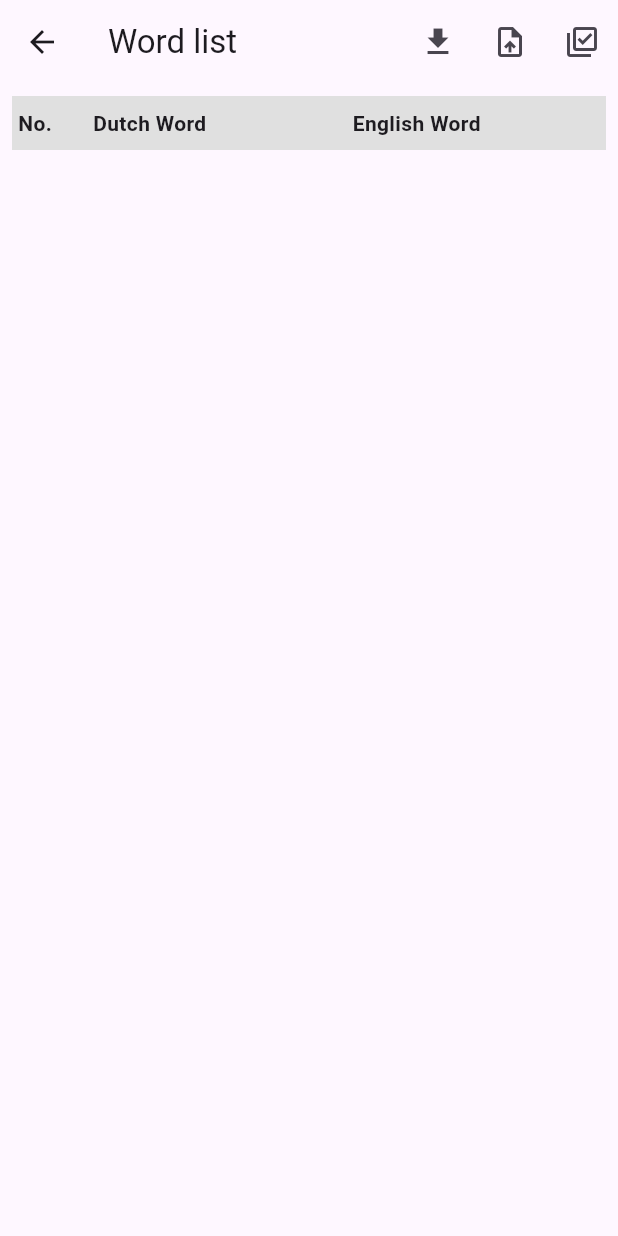
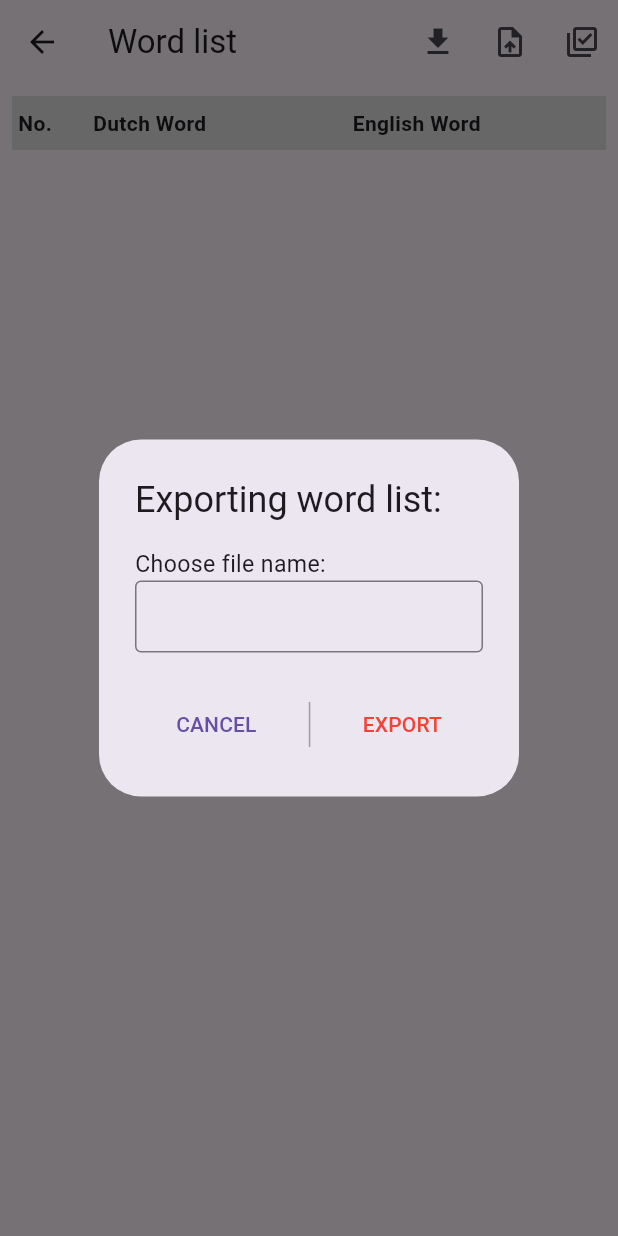
Before and after one commit to NataliVol4ipsa/DutchFlutterApp, a Flutter app: the WordListPage screen opened by its route, after a tap on the "file download" icon, on a phone screen of 412 x 824 dp. Run offline on Flutter 3.47's test engine with Material 3 defaults, Android fonts, the light colour scheme and no system bars; our stand-ins replace isar, permission_handler; accounts and stored records are empty; generated files the repository leaves out were written again.

Commit message:
user can input fileName on export

```diff
--- /dev/null
+++ b/lib/pages/word_list/dialogs/export_words_dialog.dart
@@ -0,0 +1,74 @@
+import 'package:first_project/reusable_widgets/input_label.dart';
+import 'package:flutter/material.dart';
+
+class ExportWordsDialog extends StatefulWidget {
+  final Function onExportPressed;
+
+  const ExportWordsDialog({
+    super.key,
+    required this.onExportPressed,
+  });
+
+  @override
+  State<ExportWordsDialog> createState() => _ExportWordsDialogState();
+}
+
+class _ExportWordsDialogState extends State<ExportWordsDialog> {
+  final GlobalKey<FormState> _formKey = GlobalKey<FormState>();
+  TextEditingController fileNameInputController = TextEditingController();
+
+  @override
+  Widget build(BuildContext context) {
+    return AlertDialog(
+      title: const Text('Exporting word list:'),
+      content: Form(
+        key: _formKey,
+        child: Column(
+          mainAxisSize: MainAxisSize.min,
+          children: [
+            Container(
+                alignment: Alignment.centerLeft,
+                child: const InputLabel(
+                  "Choose file name",
+                )),
+            TextFormField(
+              controller: fileNameInputController,
+              decoration: const InputDecoration(
+                border: OutlineInputBorder(),
+                contentPadding:
+                    EdgeInsets.symmetric(vertical: 8.0, horizontal: 12.0),
+              ),
+            )
+          ],
+        ),
+      ),
+      actions: <Widget>[
+        Row(
+          mainAxisAlignment: MainAxisAlignment.spaceEvenly,
+          children: [
+            TextButton(
+              onPressed: () {
+                Navigator.of(context).pop();
+              },
+              child: const Text('CANCEL'),
+            ),
+            const SizedBox(
+              height: 30,
+              child: VerticalDivider(thickness: 1, color: Colors.grey),
+            ),
+            TextButton(
+              onPressed: () {
+                widget.onExportPressed(context, fileNameInputController.text);
+                Navigator.of(context).pop();
+              },
+              child: const Text(
+                'EXPORT',
+                style: TextStyle(color: Colors.red),
+              ),
+            ),
+          ],
+        ),
+      ],
+    );
+  }
+}
--- a/lib/pages/word_list/word_list_page.dart
+++ b/lib/pages/word_list/word_list_page.dart
@@ -2,8 +2,10 @@ import 'package:first_project/core/dtos/words_collection_dto_v1.dart';
 import 'package:first_project/core/models/word.dart';
 import 'package:first_project/core/services/words_io_json_v1_service.dart';
 import 'package:first_project/core/services/words_storage_service.dart';
-import 'package:first_project/pages/word_list/delete_word_dialog.dart';
-import 'package:first_project/pages/word_list/word_editor_modal.dart';
+import 'package:first_project/pages/word_list/dialogs/delete_word_dialog.dart';
+import 'package:first_project/pages/word_list/dialogs/export_words_dialog.dart';
+import 'package:first_project/pages/word_list/snackbars/snackbar_shower.dart';
+import 'package:first_project/pages/word_list/dialogs/word_editor_modal.dart';
 import 'package:first_project/pages/word_list/word_list_table.dart';
 import 'package:flutter/material.dart';
 import 'package:provider/provider.dart';
@@ -113,15 +115,26 @@ class _WordListPageState extends State<WordListPage> {
     });
   }
 
-  void onExportPressed(BuildContext context) async {
-    String path = await WordsIoJsonV1Service().exportAsync(words, "test");
+  void onExportButtonPressed(BuildContext context) async {
+    showExportDialog(context);
+  }
+
+  void showExportDialog(BuildContext context) {
+    showDialog(
+      context: context,
+      builder: (BuildContext context) {
+        return ExportWordsDialog(
+          onExportPressed: exportWordsAsync,
+        );
+      },
+    );
+  }
+
+  Future<void> exportWordsAsync(BuildContext context, String fileName) async {
+    String path = await WordsIoJsonV1Service().exportAsync(words, fileName);
     if (!context.mounted) return;
-    ScaffoldMessenger.of(context).showSnackBar(
-      SnackBar(
-        content: Text('Successfully exported ${words.length} words to $path'),
-        duration: const Duration(seconds: 3),
-      ),
-    );
+    SnackbarShower.show(
+        context, 'Successfully exported ${words.length} words to $path');
   }
 
   void onImportPressed(BuildContext context) async {
@@ -133,12 +146,8 @@ class _WordListPageState extends State<WordListPage> {
 
     await _reloadDataAsync();
     if (!context.mounted) return;
-    ScaffoldMessenger.of(context).showSnackBar(
-      SnackBar(
-        content: Text('Successfully imported ${newWordsIds.length} words.'),
-        duration: const Duration(seconds: 3),
-      ),
-    );
+    SnackbarShower.show(
+        context, 'Successfully imported ${newWordsIds.length} words.');
   }
 
   void onRowCheckboxChanged(int index, bool? isSelected) {
@@ -194,7 +203,7 @@ class _WordListPageState extends State<WordListPage> {
       title: const Text('Word list'),
       actions: <Widget>[
         IconButton(
-            onPressed: () => onExportPressed(context),
+            onPressed: () => onExportButtonPressed(context),
             icon: const Icon(Icons.file_download)),
         IconButton(
             onPressed: () => onImportPressed(context),
@@ -361,7 +370,11 @@ class _WordListPageState extends State<WordListPage> {
 
   @override
   Widget build(BuildContext context) {
-    return Scaffold(
+    // PopScope Allows to override back button behavior
+    return PopScope(
+      canPop: false,
+      onPopInvoked: onPopAsync,
+      child: Scaffold(
         appBar: createAppBar(),
         body: Padding(
           padding: const EdgeInsets.all(8.0),
@@ -383,9 +396,7 @@ class _WordListPageState extends State<WordListPage> {
                   },
                   onRowLongPress: (int ind) {
                     if (!isMultiselectModeEnabled) {
-                    setState(() {
-                      isMultiselectModeEnabled = true;
-                    });
+                      toggleMultiSelectMode();
                     }
 
                     toggleRowCheckbox(ind, true);
@@ -395,6 +406,14 @@ class _WordListPageState extends State<WordListPage> {
         bottomNavigationBar: isMultiselectModeEnabled
             ? createMultiselectBottomNavBar(context)
             : null,
+      ),
     );
   }
+
+  Future<void> onPopAsync(bool didPop) async {
+    if (isMultiselectModeEnabled) {
+      toggleMultiSelectMode();
+      return;
     }
+  }
+}
```
Also changed, not shown: lib/pages/word_list/snackbars/snackbar_shower.dart (added, +13 -0 lines), lib/pages/word_list/dialogs/delete_word_dialog.dart (renamed from lib/pages/word_list/delete_word_dialog.dart), lib/pages/word_list/dialogs/word_editor_modal.dart (renamed from lib/pages/word_list/word_editor_modal.dart). Lines whose indentation alone changed are shown as unchanged.
